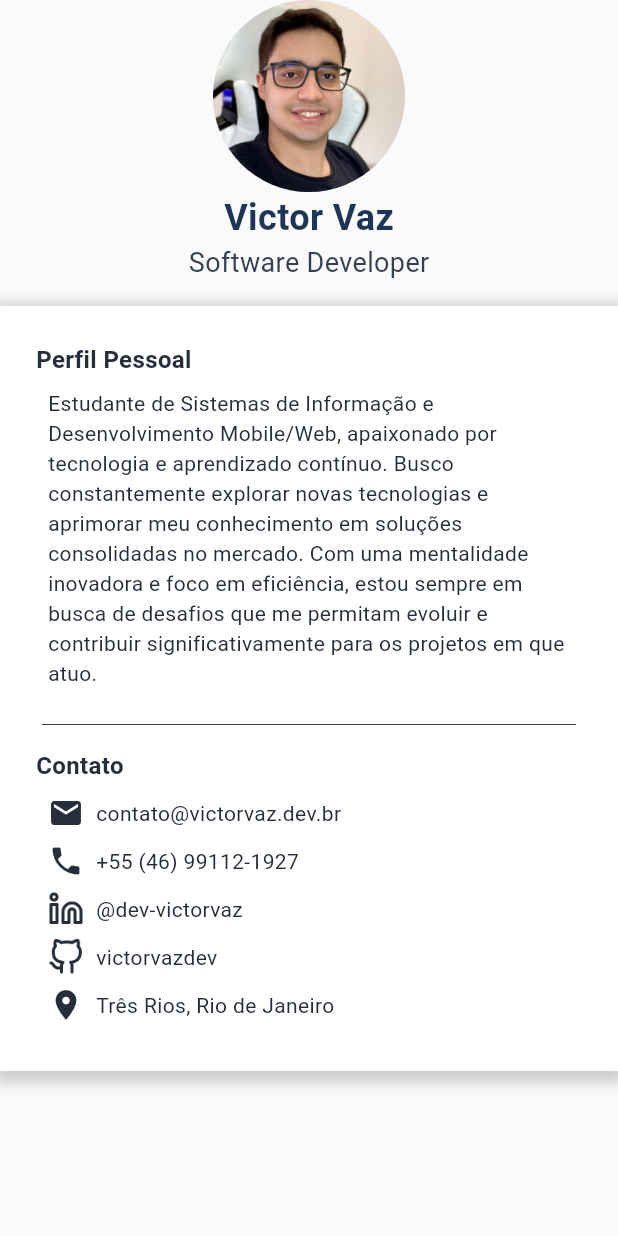
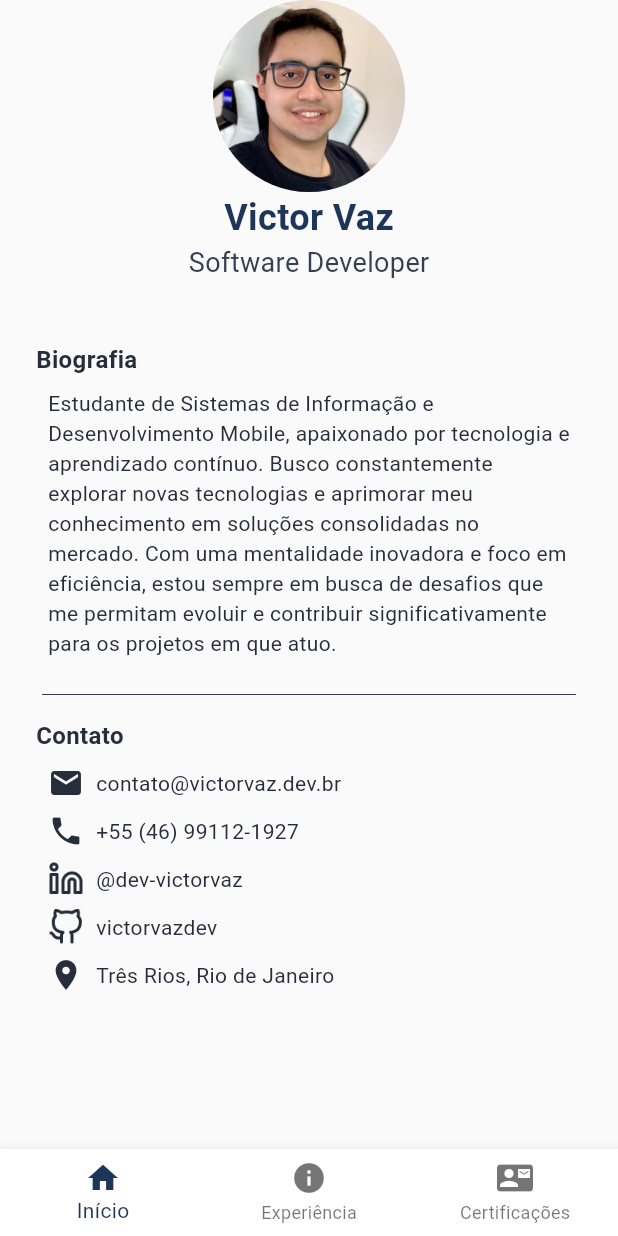
Before and after one commit to victorvazdev/victor_vaz_portfolio, a Flutter app: the screen it shows after launch, on a phone screen of 412 x 824 dp. Run offline on Flutter 3.47's test engine with Material 3 defaults, Android fonts, the phone set to English and light mode, and no system bars.

Commit message:
Buttom navigation bar developed; email link developed

```diff
--- a/lib/constants.dart
+++ b/lib/constants.dart
@@ -6,8 +6,5 @@ class Constants {
   static Color? textFontColor = Color(0xFF262e3b);
   static Color? darkBackground = Color(0xFF343f51);
   static Color? silverBackground = Color(0xFFFAFAFA);
-  static Color? veryDarkColor = Color(0xFF161A30);
-  static Color? darkColor = Color(0xFF31304D);
-  static Color? grayColor = Color(0xFFB6BBC4);
-  static Color? creamColor = Color(0xFFF0ECE5);
+  // static Color? navigationBackground = Color(0xFFF1F1F1);
 }
--- a/lib/screens/home_screen.dart
+++ b/lib/screens/home_screen.dart
@@ -4,14 +4,55 @@ import 'package:my_portfolio_mobile/widgets/contact_widget.dart';
 import 'package:my_portfolio_mobile/widgets/who_i_am_widget.dart';
 import 'package:my_portfolio_mobile/widgets/biography_widget.dart';
 
-class HomeScreen extends StatelessWidget {
+class HomeScreen extends StatefulWidget {
   const HomeScreen({super.key});
+
+  @override
+  State<HomeScreen> createState() => _HomeScreenState();
+}
+
+class _HomeScreenState extends State<HomeScreen> {
+  int _selectedIndex = 0;
+
+  static final List<Widget> _widgetOptions = <Widget>[
+    _BuildHome(),
+    Center(child: SafeArea(child: WhoIAmWidget())),
+    Center(child: SafeArea(child: WhoIAmWidget())),
+  ];
+
+  void _onItemTapped(int index) {
+    setState(() {
+      _selectedIndex = index;
+    });
+  }
 
   @override
   Widget build(BuildContext context) {
     return Scaffold(
       backgroundColor: Constants.silverBackground,
-      body: SingleChildScrollView(
+      body: _widgetOptions.elementAt(_selectedIndex),
+      bottomNavigationBar: BottomNavigationBar(
+        selectedItemColor: Constants.fontColor,
+        backgroundColor: Colors.white,
+        currentIndex: _selectedIndex,
+        onTap: _onItemTapped,
+        items: const [
+          BottomNavigationBarItem(icon: Icon(Icons.home), label: 'Início'),
+          BottomNavigationBarItem(icon: Icon(Icons.info), label: 'Experiência'),
+          BottomNavigationBarItem(
+            icon: Icon(Icons.contact_mail),
+            label: 'Certificações',
+          ),
+        ],
+      ),
+    );
+  }
+}
+
+class _BuildHome extends StatelessWidget {
+  @override
+  Widget build(BuildContext context) {
+    return SingleChildScrollView(
       child: SafeArea(
         child: Column(
           children: [
@@ -19,42 +60,34 @@ class HomeScreen extends StatelessWidget {
 
             SizedBox(height: 16),
 
-              Container(
-                width: double.infinity,
-                decoration: BoxDecoration(
-                  // borderRadius: BorderRadius.circular(9),
-                  color: Colors.white,
-                  boxShadow: [
-                    BoxShadow(
-                      color: Colors.grey.withValues(alpha: 0.5),
-                      spreadRadius: 5,
-                      blurRadius: 7,
-                      offset: Offset(0, 3),
-                    ),
-                  ],
-                ),
-                child: Padding(
-                  padding: const EdgeInsets.all(8.0),
+            Padding(
+              padding: EdgeInsets.all(8.0),
               child: Column(
                 children: [
                   BiographyWidget(),
 
-                      Divider(
+                  _BuildCustomDivider(),
+
+                  ContactWidget(),
+                ],
+              ),
+            ),
+          ],
+        ),
+      ),
+    );
+  }
+}
+
+class _BuildCustomDivider extends StatelessWidget {
+  @override
+  Widget build(BuildContext context) {
+    return Divider(
       height: 0,
       thickness: 0,
       indent: 20,
       endIndent: 20,
       color: Constants.darkBackground,
-                      ),
-                      ContactWidget(),
-                    ],
-                  ),
-                ),
-              ),
-            ],
-          ),
-        ),
-      ),
     );
   }
 }
--- a/lib/widgets/biography_widget.dart
+++ b/lib/widgets/biography_widget.dart
@@ -15,7 +15,7 @@ class BiographyWidget extends StatelessWidget {
           crossAxisAlignment: CrossAxisAlignment.start,
           children: [
             Text(
-              'Perfil Pessoal',
+              'Biografia',
               style: TextStyle(
                 fontSize: 16,
                 fontWeight: FontWeight.bold,
@@ -27,7 +27,7 @@ class BiographyWidget extends StatelessWidget {
             Padding(
               padding: const EdgeInsets.all(8.0),
               child: Text(
-                'Estudante de Sistemas de Informação e Desenvolvimento Mobile/Web, apaixonado por tecnologia e aprendizado contínuo. Busco constantemente explorar novas tecnologias e aprimorar meu conhecimento em soluções consolidadas no mercado. Com uma mentalidade inovadora e foco em eficiência, estou sempre em busca de desafios que me permitam evoluir e contribuir significativamente para os projetos em que atuo.',
+                'Estudante de Sistemas de Informação e Desenvolvimento Mobile, apaixonado por tecnologia e aprendizado contínuo. Busco constantemente explorar novas tecnologias e aprimorar meu conhecimento em soluções consolidadas no mercado. Com uma mentalidade inovadora e foco em eficiência, estou sempre em busca de desafios que me permitam evoluir e contribuir significativamente para os projetos em que atuo.',
                 style: TextStyle(color: Constants.textFontColor),
               ),
             ),
--- a/lib/widgets/contact_widget.dart
+++ b/lib/widgets/contact_widget.dart
@@ -1,5 +1,6 @@
 import 'package:flutter/material.dart';
 import 'package:my_portfolio_mobile/constants.dart';
+import 'package:my_portfolio_mobile/widgets/email_link_widget.dart';
 
 class ContactWidget extends StatelessWidget {
   const ContactWidget({super.key});
@@ -156,9 +157,10 @@ class _BuildEmailContact extends StatelessWidget {
 
         SizedBox(width: 8),
 
-        Text(
-          'contato@victorvaz.dev.br',
-          style: TextStyle(color: Constants.textFontColor),
+        EmailLinkWidget(
+          email: 'contato@victorvaz.dev.br',
+          subject: 'Olá, Victor',
+          body: 'Vim através de seu portfólio para falar sobre...',
         ),
       ],
     );
--- /dev/null
+++ b/lib/widgets/email_link_widget.dart
@@ -0,0 +1,40 @@
+import 'package:flutter/material.dart';
+import 'package:my_portfolio_mobile/constants.dart';
+import 'package:url_launcher/url_launcher.dart';
+
+class EmailLinkWidget extends StatelessWidget {
+  final String email;
+  final String subject;
+  final String body;
+
+  const EmailLinkWidget({
+    super.key,
+    required this.email,
+    this.subject = '',
+    this.body = '',
+  });
+
+  Future<void> _launchEmail() async {
+    final Uri emailUri = Uri(
+      scheme: 'mailto',
+      path: email,
+      query:
+          'subject=${Uri.encodeComponent(subject)}&body=${Uri.encodeComponent(body)}',
+    );
+
+    if (!await launchUrl(emailUri)) {
+      throw 'Could not launch $emailUri';
+    }
+  }
+
+  @override
+  Widget build(BuildContext context) {
+    return InkWell(
+      onTap: _launchEmail,
+      child: Text(
+        'contato@victorvaz.dev.br',
+        style: TextStyle(color: Constants.textFontColor),
+      ),
+    );
+  }
+}
--- a/pubspec.yaml
+++ b/pubspec.yaml
@@ -9,6 +9,7 @@ environment:
 dependencies:
   flutter:
     sdk: flutter
+  url_launcher: ^6.3.1
 
 dev_dependencies:
   flutter_test:
```
Also changed, not shown: lib/widgets/stylized_button.dart (deleted, +0 -30 lines), pubspec.lock, 14 other files. Lines whose indentation alone changed are shown as unchanged.
